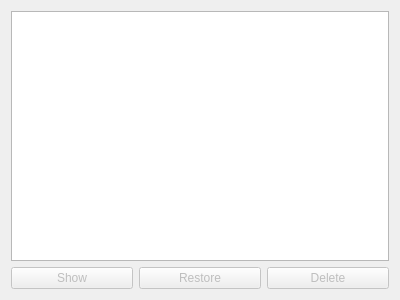
danilovsergei/keepassx-gdrive, file src/gui/entry/EditEntryWidgetHistory.ui: the form before one commit.
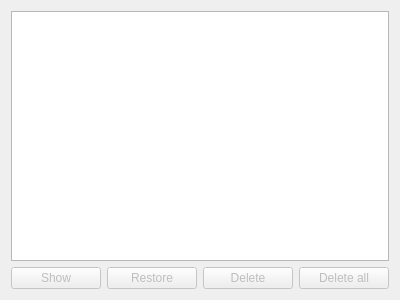
The form after the commit.

Commit message:
Add button to remove all history entries.
Refs #23

```diff
--- a/src/gui/entry/EditEntryWidgetHistory.ui
+++ b/src/gui/entry/EditEntryWidgetHistory.ui
@@ -49,6 +49,16 @@
        </property>
       </widget>
      </item>
+     <item>
+      <widget class="QPushButton" name="deleteAllButton">
+       <property name="enabled">
+        <bool>false</bool>
+       </property>
+       <property name="text">
+        <string>Delete all</string>
+       </property>
+      </widget>
+     </item>
     </layout>
    </item>
   </layout>
```
The commit also changes 4 other files.
